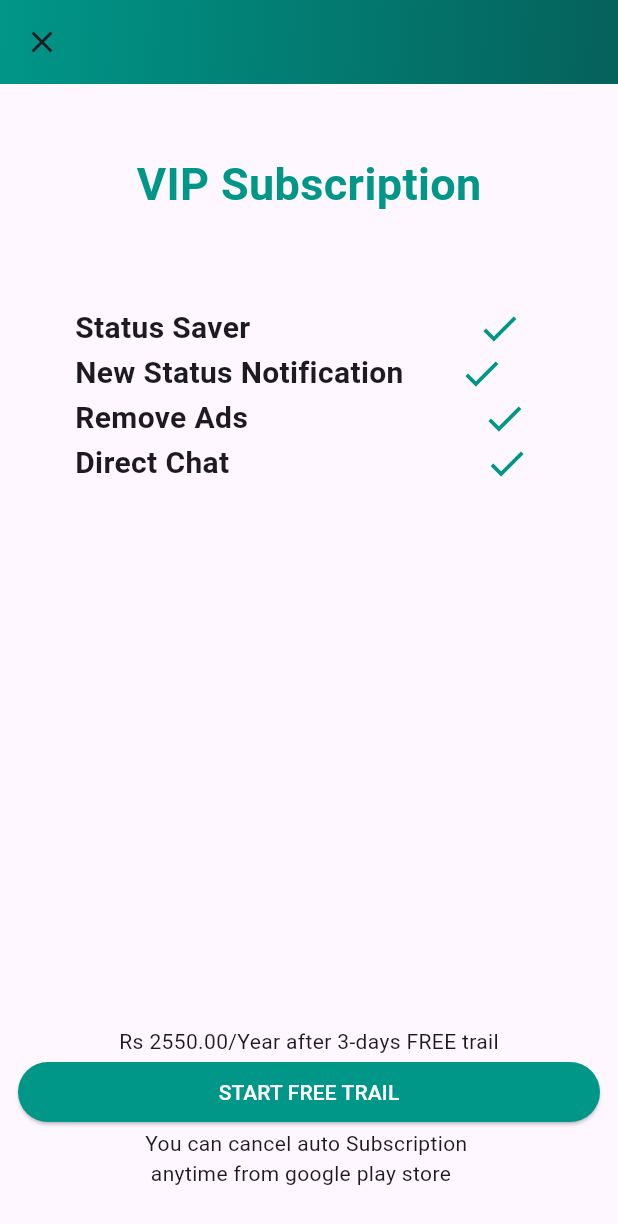
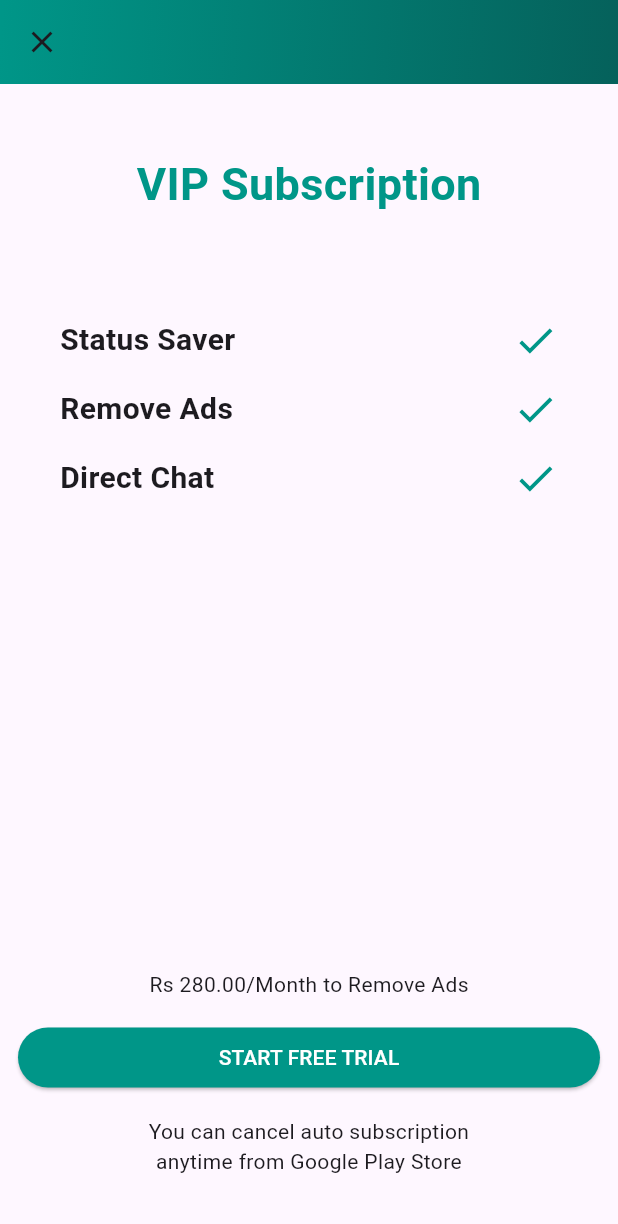
Before and after one commit to zaeem1122/status_bank, a Flutter app: the ProScreen screen opened directly, on a phone screen of 412 x 824 dp. Shown: the top 1224 px of the screen. Run offline on Flutter 3.47's test engine with Material 3 defaults, Android fonts, the phone set to English and light mode, and no system bars; our stand-ins replace google_mobile_ads, permission_handler, share_plus, shared_preferences, video_player; missing offline and left inert: android_intent_plus; accounts and stored records are empty; network calls fail.

Commit message:
remove ads subscription starts

```diff
--- a/lib/pro_ad_screen.dart
+++ b/lib/pro_ad_screen.dart
@@ -1,5 +1,5 @@
 import 'package:flutter/material.dart';
-
+import 'subscription_service.dart';
 
 class ProScreen extends StatefulWidget {
   const ProScreen({super.key});
@@ -9,109 +9,69 @@ class ProScreen extends StatefulWidget {
 }
 
 class _ProScreenState extends State<ProScreen> {
+  final SubscriptionService _subService = SubscriptionService();
+  bool isLoading = false;
+
+  @override
+  void initState() {
+    super.initState();
+    _subService.init();
+  }
+
+  Future<void> subscribe() async {
+    setState(() => isLoading = true);
+    await _subService.buyMonthly();
+    await Future.delayed(Duration(seconds: 2));
+    setState(() => isLoading = false);
+  }
+
   @override
   Widget build(BuildContext context) {
     return Scaffold(
       appBar: AppBar(
-         leading: IconButton(onPressed: () {
-          Navigator.pop(context);
-        }, icon: Icon(Icons.close)),
+        leading: IconButton(
+          onPressed: () => Navigator.pop(context),
+          icon: Icon(Icons.close),
+        ),
         flexibleSpace: Container(
-          decoration: BoxDecoration(
-            gradient: LinearGradient(colors: [Colors.teal, Color(0xFF05615B)],
+          decoration: const BoxDecoration(
+            gradient: LinearGradient(
+              colors: [Colors.teal, Color(0xFF05615B)],
               begin: Alignment.centerLeft,
               end: Alignment.bottomRight,
-            )
             ),
-        )
+          ),
+        ),
       ),
       body: Center(
         child: Column(
           mainAxisAlignment: MainAxisAlignment.start,
           children: [
-            Padding(
-              padding: const EdgeInsets.only(top: 45.0, bottom: 60.0, left: 8.0, right: 8.0),
+            const Padding(
+              padding: EdgeInsets.only(top: 45.0, bottom: 60.0),
               child: Text(
                 "VIP Subscription",
                 style: TextStyle(
                   color: Colors.teal,
                   fontSize: 30,
-                    fontWeight: FontWeight.bold),
+                  fontWeight: FontWeight.bold,
                 ),
               ),
-            Row(
-              children: [
-                SizedBox(
-                  width: 50,
             ),
-                Text("Status Saver", style: TextStyle(fontWeight: FontWeight.bold,fontSize: 20),),
-                SizedBox(
-                  width: 151,
+
+            buildFeature("Status Saver"),
+            buildFeature("Remove Ads"),
+            buildFeature("Direct Chat"),
+
+            const Spacer(),
+
+            const Text(
+              "Rs 280.00/Month to Remove Ads",
+              style: TextStyle(fontSize: 14),
             ),
-                Icon(
-                  Icons.check,
-                  color: Colors.teal,
-                  weight: 10,
-                  size: 30,
-                ),
-              ],
-            ),
-            Row(
-              children: [
-                SizedBox(
-                  width: 50,
-                ),
-                Text("New Status Notification", style: TextStyle(fontWeight: FontWeight.bold, fontSize: 20),),
-                SizedBox(
-                  width: 37,
-                ),
-                Icon(
-                  Icons.check,
-                  color: Colors.teal,
-                  weight: 10,
-                  size: 30,
-                ),
-              ],
-            ),
-            Row(children: [
-              SizedBox(
-                width: 50,
-              ),
-              Text("Remove Ads", style: TextStyle(fontWeight: FontWeight.bold,fontSize: 20),),
-              SizedBox(
-                width: 156,
-              ),
-              Icon(
-                Icons.check,
-                color: Colors.teal,
-                weight: 10,
-                size: 30,
-              )
-            ]),
-            Row(children: [
-              SizedBox(
-                width: 50,
-              ),
-              Text("Direct Chat", style: TextStyle(fontWeight: FontWeight.bold,fontSize: 20),),
-              SizedBox(
-                width: 170,
-              ),
-              Icon(
-                Icons.check,
-                color: Colors.teal,
-                weight: 10,
-                size: 30,
 
-              ),
-            ]),
             Padding(
-              padding: const EdgeInsets.only(top: 360.0),
-              child: Text(
-                "Rs 2550.00/Year after 3-days FREE trail",
-              ),
-            ),
-            Padding(
-              padding: const EdgeInsets.only(right: 12.0, left: 12.0),
+              padding: const EdgeInsets.symmetric(horizontal: 12.0, vertical: 15),
               child: SizedBox(
                 width: double.infinity,
                 child: ElevatedButton(
@@ -119,16 +79,36 @@ class _ProScreenState extends State<ProScreen> {
                     backgroundColor: Colors.teal,
                     foregroundColor: Colors.white,
                   ),
-                      onPressed: ()  {},
-                      child: Text(
-                        "START FREE TRAIL",
-                      ))),
+                  onPressed: isLoading ? null : subscribe,
+                  child: isLoading
+                      ? const CircularProgressIndicator(color: Colors.white)
+                      : const Text("START FREE TRIAL"),
                 ),
-            Text(
-                "You can cancel auto Subscription \n anytime from google play store",),
+              ),
+            ),
+
+            const Text(
+              "You can cancel auto subscription\nanytime from Google Play Store",
+              textAlign: TextAlign.center,
+            ),
+
+            SizedBox(height: 40),
           ],
         ),
       ),
     );
   }
+
+  Widget buildFeature(String title) {
+    return Padding(
+      padding: const EdgeInsets.symmetric(vertical: 8, horizontal: 40),
+      child: Row(
+        mainAxisAlignment: MainAxisAlignment.spaceBetween,
+        children: [
+          Text(title, style: const TextStyle(fontSize: 20, fontWeight: FontWeight.bold)),
+          const Icon(Icons.check, color: Colors.teal, size: 30),
+        ],
+      ),
+    );
   }
+}
--- a/pubspec.yaml
+++ b/pubspec.yaml
@@ -16,7 +16,7 @@ publish_to: 'none' # Remove this line if you wish to publish to pub.dev
 # https://developer.apple.com/library/archive/documentation/General/Reference/InfoPlistKeyReference/Articles/CoreFoundationKeys.html
 # In Windows, build-name is used as the major, minor, and patch parts
 # of the product and file versions while build-number is used as the build suffix.
-version: 1.0.0+1
+version: 1.7.3+11
 
 environment:
   sdk: ^3.10.0
@@ -44,7 +44,7 @@ dependencies:
   video_player: ^2.10.0
   shared_preferences: ^2.5.3
   google_mobile_ads: ^6.0.0
-  saf: ^1.0.4
+  in_app_purchase: ^3.2.3
 
 
 
```
Also changed, not shown: pubspec.lock, 3 other files. Lines whose indentation alone changed are shown as unchanged.
